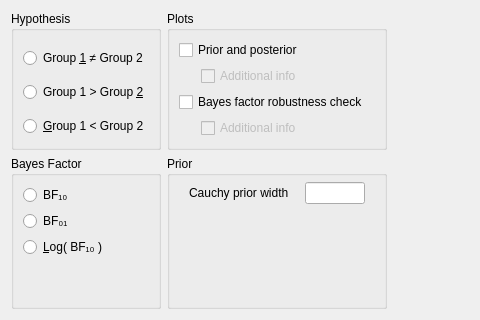
jasp-stats/jasp-desktop, file JASP-Desktop/analysisforms/SummaryStatistics/summarystatsttestbayesianindependentsamplesform.ui: the form before one commit; both pictures show x 0 to 480 and y 159 to 479 of the 606 by 479 pixel window.
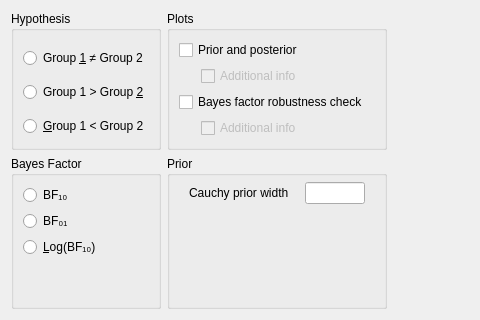
The form after the commit. Custom widgets are drawn as their Qt base class.

Diff of the .ui file:
```diff
--- a/JASP-Desktop/analysisforms/SummaryStatistics/summarystatsttestbayesianindependentsamplesform.ui
+++ b/JASP-Desktop/analysisforms/SummaryStatistics/summarystatsttestbayesianindependentsamplesform.ui
@@ -349,7 +349,7 @@
                </sizepolicy>
               </property>
               <property name="text">
-               <string>&amp;Log( BF₁₀ )</string>
+               <string>&amp;Log(BF₁₀)</string>
               </property>
              </widget>
             </item>
```
